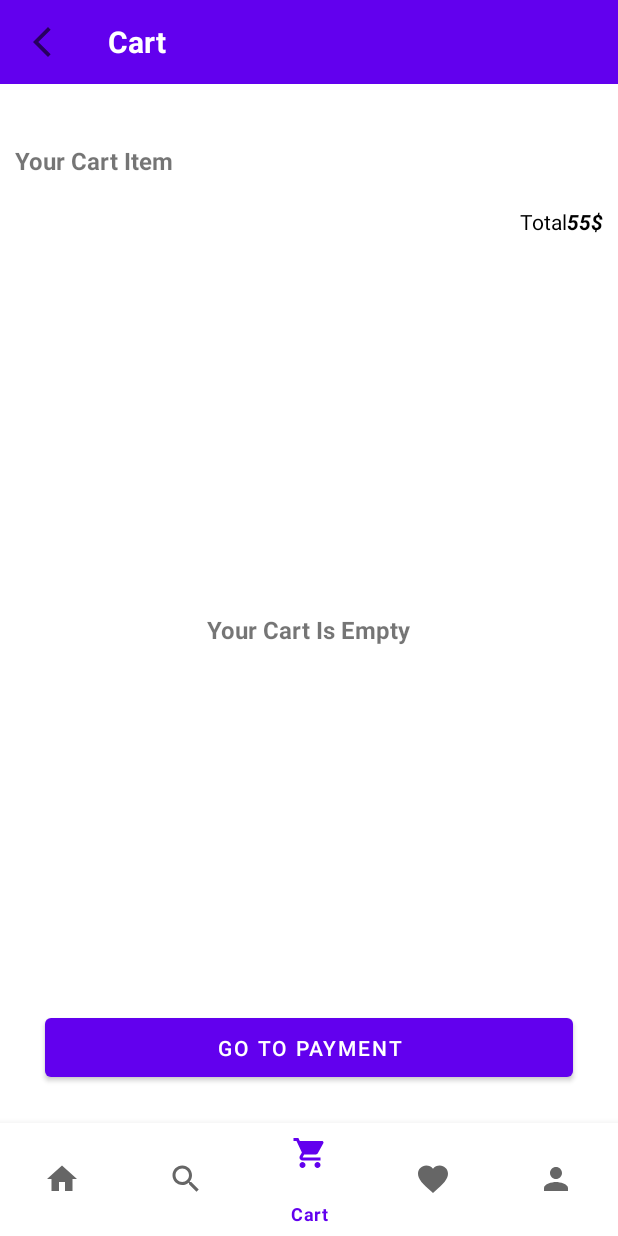
After one commit to Android-SSD-Coders/thrifty, an Android app: the CartActivity screen opened directly, with no data from a screen before it, on a phone screen of 412 x 824 dp. The commit adds this screen. Run offline under Robolectric (Android 15) with nearby library versions, the phone set to English and light mode, and no system bars; libraries missing offline, so code that uses them is left out: com.amplifyframework.datastore; 1 statement that could not run was skipped.

Commit message:
adding some stuff

```diff
--- a/app/build.gradle
+++ b/app/build.gradle
@@ -54,6 +54,8 @@ dependencies {
     testImplementation 'junit:junit:4.+'
     androidTestImplementation 'androidx.test.ext:junit:1.1.3'
     androidTestImplementation 'androidx.test.espresso:espresso-core:3.4.0'
+    implementation 'com.github.onimur:handle-path-oz:1.0.7'
+    implementation 'com.squareup.picasso:picasso:2.71828'
 
 }
 apply plugin: 'com.google.gms.google-services'
--- a/app/src/main/AndroidManifest.xml
+++ b/app/src/main/AndroidManifest.xml
@@ -10,16 +10,17 @@
         android:supportsRtl="true"
         android:theme="@style/Theme.Thrifty">
         <activity
+            android:name=".CartActivity"
+            android:exported="false" />
+        <activity
             android:name=".Accessories"
             android:exported="false" />
         <activity
             android:name=".Profile"
             android:exported="true" />
-
         <activity
             android:name=".ProductView"
             android:exported="false" />
-
         <activity
             android:name=".Belts"
             android:exported="false" />
@@ -39,7 +40,6 @@
             android:name=".MenClothes"
             android:exported="false" />
         <activity
-
             android:name=".SearchActivity"
             android:exported="false" />
         <activity
--- /dev/null
+++ b/app/src/main/java/com/example/thrifty/CartActivity.java
@@ -0,0 +1,64 @@
+package com.example.thrifty;
+
+import androidx.appcompat.app.AppCompatActivity;
+import androidx.fragment.app.FragmentTransaction;
+
+import android.content.Intent;
+import android.os.Bundle;
+import android.view.View;
+import android.widget.Toolbar;
+
+import com.example.thrifty.fragments.FirstCartFragment;
+import com.google.android.material.bottomnavigation.BottomNavigationItemView;
+import com.google.android.material.bottomnavigation.BottomNavigationView;
+
+public class CartActivity extends AppCompatActivity {
+
+    @Override
+    protected void onCreate(Bundle savedInstanceState) {
+        super.onCreate(savedInstanceState);
+        setContentView(R.layout.activity_cart);
+        Toolbar toolbar = (Toolbar) findViewById(R.id.toolbar);
+        toolbar.setNavigationIcon(R.drawable.ic_baseline_arrow_back_ios_new_24);
+        toolbar.setNavigationOnClickListener(v -> {
+            Intent intent   = new Intent(CartActivity.this, MainActivity.class);
+            startActivity(intent);
+        });
+        bottomNav();
+
+        FragmentTransaction transaction = getSupportFragmentManager().beginTransaction();
+        transaction.replace(R.id.container,new FirstCartFragment());
+        transaction.commit();
+    }
+
+    public void bottomNav(){
+        BottomNavigationView bottomNavigationView = findViewById(R.id.bottomNavigationView);
+        bottomNavigationView.setSelectedItemId(R.id.cart);
+        BottomNavigationItemView homeNav = findViewById(R.id.homeNav);
+        BottomNavigationItemView search = findViewById(R.id.search);
+//        BottomNavigationItemView cart = findViewById(R.id.cart);
+//        BottomNavigationItemView wishlist = findViewById(R.id.wishlist);
+        BottomNavigationItemView profile = findViewById(R.id.profile);
+
+        search.setOnClickListener(view -> {
+            Intent intent = new Intent(getApplicationContext(), Categories.class);
+            intent.setFlags(Intent.FLAG_ACTIVITY_CLEAR_TASK| Intent.FLAG_ACTIVITY_NEW_TASK);
+            startActivity(intent);
+        });
+
+        homeNav.setOnClickListener(view -> {
+            Intent intent = new Intent(getApplicationContext(), MainActivity.class);
+            intent.setFlags(Intent.FLAG_ACTIVITY_CLEAR_TASK| Intent.FLAG_ACTIVITY_NEW_TASK);
+            startActivity(intent);
+        });
+
+        profile.setOnClickListener(view -> {
+            Intent intent = new Intent(getApplicationContext(), Profile.class);
+            intent.setFlags(Intent.FLAG_ACTIVITY_CLEAR_TASK| Intent.FLAG_ACTIVITY_NEW_TASK);
+            startActivity(intent);
+        });
+
+
+
+    }
+}
--- /dev/null
+++ b/app/src/main/java/com/example/thrifty/adapters/CartAdapter.java
@@ -0,0 +1,105 @@
+package com.example.thrifty.adapters;
+
+import android.annotation.SuppressLint;
+import android.app.AlertDialog;
+import android.content.Context;
+import android.content.DialogInterface;
+import android.view.LayoutInflater;
+import android.view.View;
+import android.view.ViewGroup;
+import android.widget.ImageButton;
+import android.widget.TextView;
+
+import androidx.annotation.NonNull;
+import androidx.fragment.app.Fragment;
+import androidx.recyclerview.widget.RecyclerView;
+
+import com.amplifyframework.datastore.generated.model.Product;
+import com.example.thrifty.CartActivity;
+import com.example.thrifty.R;
+
+import org.w3c.dom.Text;
+
+import java.util.ArrayList;
+import java.util.List;
+
+public class CartAdapter extends RecyclerView.Adapter<CartAdapter.ViewHolder>{
+
+    public interface DeleteItem{
+        void onDeleteItem(Product product);
+    }
+
+    private DeleteItem deleteItem;
+    private Fragment fragment;
+    List<Product> items = new ArrayList<>();
+
+    Context context;
+    public CartAdapter(List<Product> items, CartActivity cartActivity){
+        this.items = items;
+    }
+
+    public CartAdapter(Fragment fragment, Context context) {
+        this.fragment = fragment;
+        this.context = context;
+    }
+
+    @NonNull
+    @Override
+    public ViewHolder onCreateViewHolder(@NonNull ViewGroup parent, int viewType) {
+        View view = LayoutInflater.from(parent.getContext()).inflate(R.layout.cart_item,parent,false);
+        return new ViewHolder(view);
+    }
+
+    @SuppressLint("SetTextI18n")
+    @Override
+    public void onBindViewHolder(@NonNull ViewHolder holder, int position) {
+        holder.product = items.get(position);
+        TextView txtName = holder.itemView.findViewById(R.id.txtName);
+        TextView txtPrice = holder.itemView.findViewById(R.id.price);
+        ImageButton imageButton = holder.itemView.findViewById(R.id.deleteBtn);
+
+        txtName.setText(holder.product.getTitle());
+        txtPrice.setText(holder.product.getPrice()+"$");
+
+        imageButton.setOnClickListener(view -> {
+
+            AlertDialog.Builder builder = new AlertDialog.Builder(context)
+                    .setTitle("Deleting......")
+                    .setMessage("Are Sure You Want To Remove This Item? ")
+                    .setNegativeButton("NO", (dialogInterface, i) -> {
+
+                    }).setPositiveButton("YES", (dialogInterface, i) -> {
+//Here is the deleting from the cart
+                        try{
+                            deleteItem = (DeleteItem) fragment;
+                        }catch (Exception e){
+                            e.getMessage();
+                        }
+
+                    });
+            builder.create().show();
+        });
+
+
+    }
+
+    @Override
+    public int getItemCount() {
+        return items.size();
+    }
+
+    @SuppressLint("NotifyDataSetChanged")
+    public void setItems(List<Product> items){
+        this.items = items;
+        notifyDataSetChanged();
+    }
+
+    public static class ViewHolder extends RecyclerView.ViewHolder{
+        public Product product;
+        public View itemView;
+        public ViewHolder(@NonNull View itemView) {
+            super(itemView);
+            this.itemView = itemView;
+        }
+    }
+}
--- a/app/src/main/java/com/example/thrifty/adapters/NewItemsAdapter.java
+++ b/app/src/main/java/com/example/thrifty/adapters/NewItemsAdapter.java
@@ -10,6 +10,7 @@ import android.view.LayoutInflater;
 import android.view.View;
 import android.view.ViewGroup;
 import android.widget.Button;
+import android.widget.ImageView;
 import android.widget.TextView;
 import android.widget.Toast;
 
@@ -27,8 +28,7 @@ import java.util.List;
 import com.example.thrifty.MainActivity;
 import com.example.thrifty.ProductView;
 import com.example.thrifty.R;
-
-
+import com.squareup.picasso.Picasso;
 
 
 public class NewItemsAdapter extends RecyclerView.Adapter<NewItemsAdapter.NewItemsHolder> {
@@ -52,6 +52,7 @@ public class NewItemsAdapter extends RecyclerView.Adapter<NewItemsAdapter.NewIte
         TextView title = holder.itemView.findViewById(R.id.titlefrag1);
         TextView category = holder.itemView.findViewById(R.id.categoryfrag);
         TextView price = holder.itemView.findViewById(R.id.price);
+        ImageView image = holder.itemView.findViewById(R.id.idIVCourseImage);
                 //        TextView email = holder.itemView.findViewById(R.id.editTextTextPersonName6);
 
         Button btn = holder.itemView.findViewById(R.id.button2);
@@ -82,6 +83,7 @@ public class NewItemsAdapter extends RecyclerView.Adapter<NewItemsAdapter.NewIte
         title.setText(holder.product.getTitle());
         category.setText(holder.product.getCategoryId());
         price.setText(holder.product.getPrice());
+        Picasso.get().load(holder.product.getImage()).into(image);
 
 
         holder.itemView.findViewById(R.id.card).setOnClickListener(new View.OnClickListener() {
--- /dev/null
+++ b/app/src/main/java/com/example/thrifty/fragments/FirstCartFragment.java
@@ -0,0 +1,54 @@
+package com.example.thrifty.fragments;
+
+import android.os.Bundle;
+import android.view.LayoutInflater;
+import android.view.View;
+import android.view.ViewGroup;
+import android.widget.Button;
+import android.widget.RelativeLayout;
+import android.widget.TextView;
+
+import androidx.annotation.NonNull;
+import androidx.annotation.Nullable;
+import androidx.fragment.app.Fragment;
+import androidx.recyclerview.widget.LinearLayoutManager;
+import androidx.recyclerview.widget.RecyclerView;
+
+import com.amplifyframework.datastore.generated.model.Product;
+import com.example.thrifty.CartActivity;
+import com.example.thrifty.R;
+import com.example.thrifty.adapters.CartAdapter;
+
+public class FirstCartFragment extends Fragment implements CartAdapter.DeleteItem {
+
+    private RecyclerView recyclerView;
+    private TextView  txtTotalPrice, txtNoItems;
+    private Button nextButton;
+    private RelativeLayout relativeLayout;
+
+    private CartAdapter cartAdapter;
+
+    @Nullable
+    @Override
+    public View onCreateView(@NonNull LayoutInflater inflater, @Nullable ViewGroup container, @Nullable Bundle savedInstanceState) {
+        View view  = inflater.inflate(R.layout.first_cart_fragment, container, false);
+        initViews(view);
+        cartAdapter = new CartAdapter(this, getActivity());
+        recyclerView.setAdapter(cartAdapter);
+        recyclerView.setLayoutManager(new LinearLayoutManager(getActivity()));
+        return view;
+    }
+
+    private void initViews(View view){
+        recyclerView = view.findViewById(R.id.recyclerView);
+        txtTotalPrice = view.findViewById(R.id.txtTotalPrice);
+        txtNoItems = view.findViewById(R.id.txtNoItems);
+        nextButton = view.findViewById(R.id.nextButton);
+        relativeLayout = view.findViewById(R.id.itemsRelLayout);
+    }
+
+    @Override
+    public void onDeleteItem(Product product) {
+
+    }
+}
--- /dev/null
+++ b/app/src/main/res/layout/activity_cart.xml
@@ -0,0 +1,41 @@
+<?xml version="1.0" encoding="utf-8"?>
+<RelativeLayout
+    xmlns:android="http://schemas.android.com/apk/res/android"
+    xmlns:app="http://schemas.android.com/apk/res-auto"
+    xmlns:tools="http://schemas.android.com/tools"
+    android:layout_width="match_parent"
+    android:layout_height="match_parent"
+    tools:context=".CartActivity">
+
+    <Toolbar
+        android:id="@+id/toolbar"
+        android:layout_width="match_parent"
+        android:layout_height="?attr/actionBarSize"
+        android:background="?attr/colorPrimary"
+        android:layout_marginBottom="30dp" >
+
+        <TextView
+            android:layout_width="wrap_content"
+            android:layout_height="wrap_content"
+            android:text="Cart"
+            android:textSize="20sp"
+            android:textStyle="bold"
+            android:textColor="@color/white"
+            />
+    </Toolbar>
+
+    <FrameLayout
+        android:layout_width="match_parent"
+        android:layout_height="match_parent"
+        android:layout_below="@id/toolbar"
+        android:layout_marginBottom="70dp"
+        android:id="@+id/container"/>
+
+    <com.google.android.material.bottomnavigation.BottomNavigationView
+        android:id="@+id/bottomNavigationView"
+        android:layout_width="match_parent"
+        android:layout_height="75dp"
+        android:layout_alignParentBottom="true"
+        app:menu="@menu/bottom_nav_menu" />
+
+</RelativeLayout>
--- a/app/src/main/res/layout/activity_product_view.xml
+++ b/app/src/main/res/layout/activity_product_view.xml
@@ -29,11 +29,11 @@
         android:layout_width="match_parent"
         android:layout_height="wrap_content"
         android:layout_below="@+id/toolbar"
-        android:text="Add To Cart"
+        android:layout_marginStart="20dp"
+        android:layout_marginEnd="20dp"
         android:elevation="5dp"
         android:padding="10dp"
-        android:layout_marginStart="20dp"
-        android:layout_marginEnd="20dp"/>
+        android:text="Add To Cart" />
 
     <Button
         android:id="@+id/wishlistBtn"
--- a/app/src/main/res/layout/card_layout.xml
+++ b/app/src/main/res/layout/card_layout.xml
@@ -21,7 +21,6 @@
 
         <ImageView
             android:id="@+id/idIVCourseImage"
-            android:scaleType="fitXY"
             android:layout_width="165dp"
             android:layout_height="wrap_content"
             android:layout_marginStart="10dp"
@@ -30,6 +29,7 @@
             android:layout_marginBottom="10dp"
             android:contentDescription="@string/app_name"
             android:padding="5dp"
+            android:scaleType="fitXY"
             android:src="@drawable/ic_launcher_background" />
 
 
--- /dev/null
+++ b/app/src/main/res/layout/first_cart_fragment.xml
@@ -0,0 +1,77 @@
+<?xml version="1.0" encoding="utf-8"?>
+<RelativeLayout
+    xmlns:android="http://schemas.android.com/apk/res/android"
+    android:layout_width="match_parent"
+    android:layout_height="match_parent"
+    android:padding="10dp">
+
+    <RelativeLayout
+        android:id="@+id/itemsRelLayout"
+        android:layout_width="match_parent"
+        android:layout_height="match_parent">
+
+        <TextView
+            android:layout_width="wrap_content"
+            android:layout_height="wrap_content"
+            android:id="@+id/txtDescription"
+            android:text = "Your Cart Item"
+            android:textSize="16sp"
+            android:textStyle="bold"/>
+
+        <androidx.recyclerview.widget.RecyclerView
+            android:id="@+id/recyclerView"
+            android:layout_width="match_parent"
+            android:layout_height="wrap_content"
+            android:layout_below="@+id/txtDescription"
+            android:layout_marginTop="10dp" />
+
+        <LinearLayout
+            android:layout_width="wrap_content"
+            android:layout_height="wrap_content"
+            android:id="@+id/btnTotalPrice"
+            android:layout_below="@id/recyclerView"
+            android:layout_alignParentEnd="true"
+            android:layout_marginTop="10dp"
+            android:orientation="horizontal">
+
+            <TextView
+                android:layout_width="wrap_content"
+                android:layout_height="wrap_content"
+                android:text="Total"
+                android:textColor="@color/black"/>
+
+            <TextView
+                android:id="@+id/txtTotalPrice"
+                android:layout_width="wrap_content"
+                android:layout_height="wrap_content"
+                android:text="55$"
+                android:textColor="@color/black"
+                android:textStyle="bold|italic"/>
+
+        </LinearLayout>
+        <Button
+            android:id="@+id/nextButton"
+            android:layout_width="match_parent"
+            android:layout_height="wrap_content"
+            android:layout_alignParentBottom="true"
+            android:layout_centerHorizontal="true"
+            android:layout_marginStart="20dp"
+            android:layout_marginEnd="20dp"
+            android:layout_marginBottom="20dp"
+            android:elevation="5dp"
+            android:padding="10dp"
+            android:text="Go To Payment" />
+
+    </RelativeLayout>
+    <TextView
+        android:layout_width="wrap_content"
+        android:layout_height="wrap_content"
+        android:id="@+id/txtNoItems"
+        android:layout_centerInParent="true"
+        android:text="Your Cart Is Empty"
+        android:textSize="16sp"
+        android:textStyle="bold"
+        android:visibility="visible"/>
+
+
+</RelativeLayout>
```
Also changed, not shown: app/src/main/java/com/example/thrifty/MainActivity.java (+12 -2 lines), app/src/main/java/com/example/thrifty/ProductView.java (+20 -0 lines), app/src/main/res/drawable/ic_baseline_delete_24.xml (added, +10 -0 lines), app/src/main/res/layout/cart_item.xml (added, +47 -0 lines).
